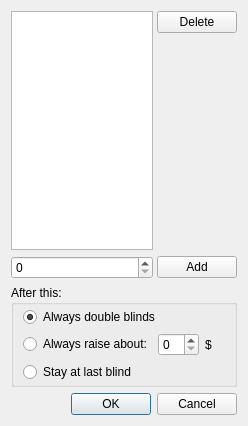
Before: the Qt Designer form src/gui/qt/manualblindsorderdialog.ui in pokerth/pokerth, drawn with Qt 5.
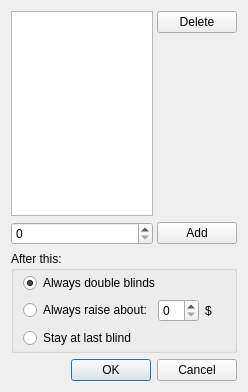
After: the same form once the commit is applied.

Patch:
```diff
--- a/src/gui/qt/manualblindsorderdialog.ui
+++ b/src/gui/qt/manualblindsorderdialog.ui
@@ -6,7 +6,7 @@
     <x>0</x>
     <y>0</y>
     <width>248</width>
-    <height>426</height>
+    <height>392</height>
    </rect>
   </property>
   <property name="windowTitle" >
```
